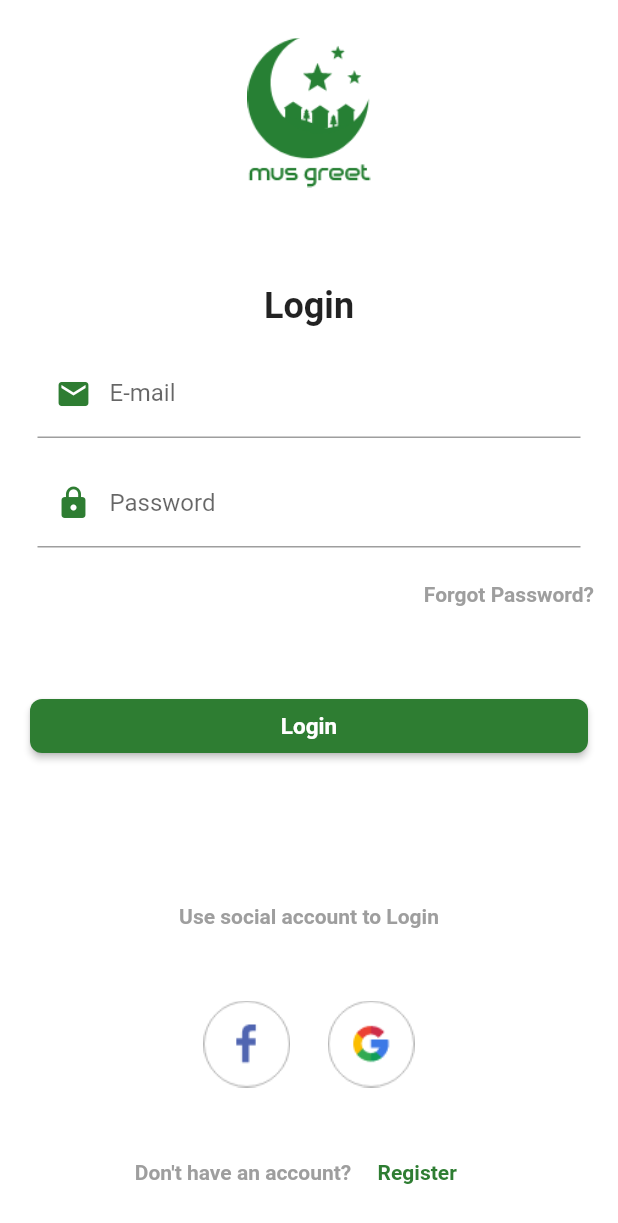
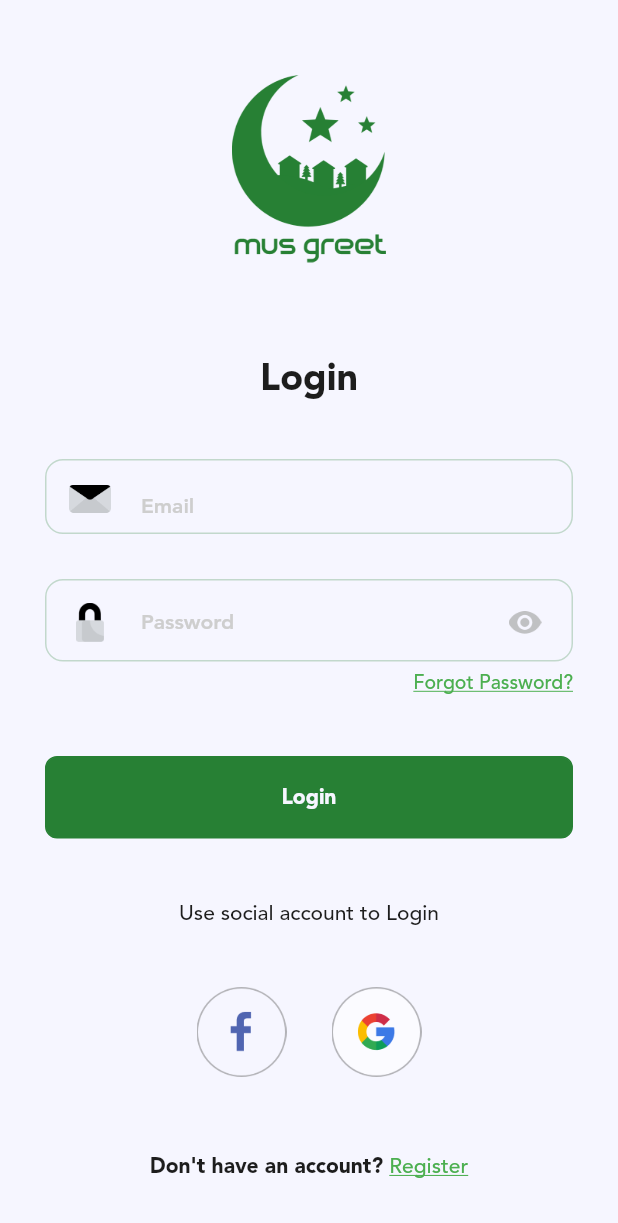
Before and after one commit to venkatbondili/musgreet_phase1, a Flutter app: the SplashScreenThird screen opened directly, after a tap on "Get Started", on a phone screen of 412 x 824 dp. Shown: the top 1223 px of the screen. Run offline on Flutter 3.47's test engine with Material 2 defaults, Android fonts, the phone set to English and light mode, and no system bars; our stand-ins replace dotted_line, flutter_svg, image_picker, preload_page_view, readmore; missing offline and left inert: amplify_api, amplify_auth_cognito, amplify_datastore, amplify_datastore_plugin_interface, amplify_flutter, amplify_storage_s3; accounts and stored records are empty.

Commit message:
Initial commit

```diff
--- a/lib/core/utils/constants.dart
+++ b/lib/core/utils/constants.dart
@@ -21,6 +21,7 @@ class AppColors{
   static const Color green_light = Color(0x40278034);
   static const Color header_black= Color(0xff1d1d1d);
   static const Color white_shade= Color(0xfff2f2f2);
+  static const Color red_shade=Color(0xfffd341c);
 
 }
 const kPrimaryColor = Color(0xFFFF7643);
@@ -211,6 +212,28 @@ class AppTexts {
   static const String SELECT_LANGUAGES = "Select Languages";
   static const String CHOOSE_LANGUAGES = "Choose Languages you can speak";
   static const String FRIEND_REQUEST_MESSAGE = "Hello, I hope you are well. We both are in the same community and have similar interests. Let's connect and grow the community...";
+
+  static const String LOGIN_TEXT="Login";
+  static const String FORGOT_PASSWORD_TEXT="Forgot Password?";
+  static const String PASSWORD_TEXT="Password";
+  static const String SOCIAL_ACCOUNT_TO_LOGIN="Use social account to Login";
+  static const String DO_NOT_HAVE_ACCOUNT="Don't have an account?";
+  static const String REGISTER_TEXT="Register";
+  static const String REGISTRATION_TEXT="Registration";
+  static const String FIRST_NAME="First Name";
+  static const String LAST_NAME="Last Name";
+  static const String RE_ENTER_PASSWORD="Re-Type Password";
+  static const String PASSWORD_DIRECTION="Password should be 8 characters in length, contain one uppercase and one special character";
+  static const String CONTINUE="Continue";
+  static const String HAVE_AN_ACCOUNT="Already have an account?";
+  static const String ENTER_CODE_HINT="Please enter the 6 digit code sent to";
+  static const String TIME_LIMIT_CODE="This code will expire in 30 minutes";
+  static const String RESEND_CODE_TEXT="Resend code";
+  static const String PARENTAL_CONSENT_FORM="Parental consent form";
+  static const String VERIFY_AND_CONTINUE="Verify and continue";
+  static const String VERIFY_EMAIL_TEXT="Verify your Email";
+  static const String CODE_EXPIRED_TEXT="Sorry your code has expired,\nplease click resend code";
+  static const String VERIFY_TEXT="Verify";
 
   static const List<String> INTEREST_BASED_SEARCH=[
     "Interests...",
@@ -579,6 +602,18 @@ class ImageConstants{
   static const String IC_TUITION_AND_CLASSES = "assets/images/tuition_and_classes.png";
   static const String IC_WEDDINGS = "assets/images/weddings.png";
 
+  static const String IC_FACEBOOK = "assets/images/ic_facebook.png";
+  static const String IC_GOOGLE = "assets/images/ic_google.png";
+  static const String IC_INVISIBLE = "assets/images/ic_invisible.png";
+  static const String IC_VISIBLE = "assets/images/ic_visible.png";
+  static const String IC_VERIFIED = "assets/images/ic_verified.png";
+  static const String IC_NON_VERIFIED = "assets/images/ic_non_verified.png";
+  static const String IC_LOGIN_LOGO = "assets/images/ic_login_logo.png";
+  static const String IC_LOCK = "assets/images/ic_lock.png";
+  static const String IC_LOGIN_EMAIL = "assets/images/ic_login_email.png";
+  static const String IC_CHECK = "assets/images/ic_check.png";
+  static const String IC_VERIFY_EMAIL = "assets/images/ic_verify_email.png";
+
 }
 
 class FontConstants {
--- a/lib/core/utils/routes.dart
+++ b/lib/core/utils/routes.dart
@@ -19,6 +19,8 @@ class AppRoutes{
   static const String LANGUAGES_SCREEN="/languages_screen";
   static const String ADD_SKILLS_IMAGES = "/interest_screen/add_skills_images.dart";
   static const String FRIEND_SEARCH="/friend_search";
+  static const String REGISTER="/registration/registration_screen.dart";
+  static const String VERIFYEMAIL="/verify_email_screem/verify_email_screem.dart";
 
 
 
--- /dev/null
+++ b/lib/core/widgets/login_screen_text_field_widget.dart
@@ -0,0 +1,90 @@
+import 'package:flutter/cupertino.dart';
+import 'package:flutter/material.dart';
+import 'package:mus_greet/core/utils/constants.dart';
+import 'package:mus_greet/core/widgets/asset_image_widget.dart';
+
+class LoginScreenTextField extends StatefulWidget {
+  final TextEditingController controller;
+  final String leadingIcon;
+  final String hintText;
+  final String suffixIcon;
+  final bool isPasswordField;
+
+  const LoginScreenTextField({
+    Key key,
+    this.controller,
+    this.leadingIcon,
+    this.hintText,
+    this.suffixIcon,
+    this.isPasswordField = false,
+  }) : super(key: key);
+
+  @override
+  _LoginScreenTextFieldState createState() => _LoginScreenTextFieldState();
+}
+
+class _LoginScreenTextFieldState extends State<LoginScreenTextField> {
+  bool _shouldShowPassword = false;
+
+
+  @override
+  void initState() {
+    super.initState();
+  }
+
+  @override
+  Widget build(BuildContext context) {
+    return Container(
+      alignment: Alignment.centerLeft,
+      height: 50,
+      padding: EdgeInsets.only(left: 15, top: 10, bottom: 12),
+      decoration: BoxDecoration(
+        borderRadius: BorderRadius.circular(12),
+        border: Border.all(color: AppColors.green_light),
+      ),
+      child: TextField(
+        controller: widget.controller,
+        style: TextStyle(
+          fontWeight: FontWeight.bold,
+          fontFamily: FontConstants.FONT,
+          fontSize: 13,
+          color: AppColors.black,
+        ),
+        obscureText: widget.isPasswordField,
+        cursorColor: AppColors.vertical_divider,
+        decoration: InputDecoration(
+          prefixIcon: Padding(
+            padding: EdgeInsetsDirectional.only(start: 0, end: 20, top: 5),
+            child: AssetImageWidget(
+              image: widget.leadingIcon,
+              height: 10,
+              width: 10,
+            ),
+          ),
+          suffixIcon: widget.suffixIcon != null
+              ? GestureDetector(
+                  onTap: () {},
+                  child: Padding(
+                    padding:
+                        EdgeInsetsDirectional.only(start: 6, end: 20, top: 5),
+                    child: AssetImageWidget(
+                      image: widget.suffixIcon,
+                      height: 10,
+                      width: 10,
+                    ),
+                  ),
+                )
+              : null,
+          hintText: widget.hintText,
+          hintStyle: TextStyle(
+            fontSize: 14,
+            fontWeight: FontWeight.w900,
+            color: AppColors.light_grey,
+          ),
+          border: InputBorder.none,
+          contentPadding: EdgeInsetsDirectional.only(bottom: 7),
+        ),
+      ),
+    );
+  }
+}
--- /dev/null
+++ b/lib/core/widgets/password_field_widget.dart
@@ -0,0 +1,100 @@
+import 'package:flutter/material.dart';
+import 'package:mus_greet/core/utils/constants.dart';
+import 'package:mus_greet/core/widgets/asset_image_widget.dart';
+
+class PasswordFieldWidget extends StatefulWidget {
+  final TextEditingController controller;
+  final String leadingIcon;
+  final String hintText;
+  final bool isPasswordField;
+  final bool isSuffix;
+
+  const PasswordFieldWidget(
+      {Key key,
+      this.controller,
+      this.leadingIcon,
+      this.hintText,
+      this.isPasswordField,
+      this.isSuffix = true})
+      : super(key: key);
+
+  @override
+  _PasswordFieldWidgetState createState() => _PasswordFieldWidgetState();
+}
+
+class _PasswordFieldWidgetState extends State<PasswordFieldWidget> {
+  bool _isObscure = true;
+
+  @override
+  void initState() {
+    if (widget.isPasswordField != null) {
+      _isObscure = true;
+    }
+    super.initState();
+  }
+
+  @override
+  Widget build(BuildContext context) {
+    return Container(
+      alignment: Alignment.centerLeft,
+      height: 55,
+      padding: EdgeInsets.only(left: 15, top: 10, bottom: 12),
+      decoration: BoxDecoration(
+        borderRadius: BorderRadius.circular(12),
+        border: Border.all(color: AppColors.green_light),
+      ),
+      child: TextField(
+        controller: widget.controller,
+        style: TextStyle(
+          fontWeight: FontWeight.bold,
+          fontFamily: FontConstants.FONT,
+          fontSize: 13,
+          color: AppColors.black,
+        ),
+        obscureText: _isObscure,
+        cursorColor: AppColors.vertical_divider,
+        decoration: InputDecoration(
+          prefixIcon: Padding(
+            padding: EdgeInsetsDirectional.only(start: 0, end: 20, top: 5),
+            child: AssetImageWidget(
+              image: widget.leadingIcon,
+              height: 10,
+              width: 10,
+            ),
+          ),
+          suffixIcon: widget.isSuffix
+              ? GestureDetector(
+                  onTap: () {
+                    setState(() {
+                      _isObscure = !_isObscure;
+                    });
+                  },
+                  child: Padding(
+                    padding:
+                        EdgeInsetsDirectional.only(start: 6, end: 20, top: 5),
+                    child: AssetImageWidget(
+                      image: _isObscure
+                          ? ImageConstants.IC_INVISIBLE
+                          : ImageConstants.IC_VISIBLE,
+                      height: 10,
+                      width: 10,
+                    ),
+                  ),
+                )
+              : Container(
+                  height: 10,
+                  width: 10,
+                ),
+          hintText: widget.hintText,
+          hintStyle: TextStyle(
+            fontSize: 14,
+            fontWeight: FontWeight.w900,
+            color: AppColors.light_grey,
+          ),
+          border: InputBorder.none,
+          contentPadding: EdgeInsetsDirectional.only(bottom: 7),
+        ),
+      ),
+    );
+  }
+}
--- a/lib/core/widgets/upload_image_bottom_sheet_widget.dart
+++ b/lib/core/widgets/upload_image_bottom_sheet_widget.dart
@@ -45,10 +45,10 @@ class _UploadImageBottomSheetWidgetState
     final picker = ImagePicker();
 
     if (isCamera) {
-      final pickedFile = await picker.getImage(source: ImageSource.camera);
+      //final pickedFile = await picker.getImage(source: ImageSource.camera);
     }
     else {
-      final pickedFile = await picker.getImage(source: ImageSource.gallery);
+      //final pickedFile = await picker.getImage(source: ImageSource.gallery);
     }
 
     setState(() {
--- /dev/null
+++ b/lib/pages/login/login_screen.dart
@@ -0,0 +1,282 @@
+import 'package:flutter/cupertino.dart';
+import 'package:flutter/gestures.dart';
+import 'package:flutter/material.dart';
+import 'package:mus_greet/core/utils/constants.dart';
+import 'package:mus_greet/core/utils/routes.dart';
+import 'package:mus_greet/core/widgets/asset_image_widget.dart';
+import 'package:mus_greet/core/widgets/custom_spacer_widget.dart';
+import 'package:mus_greet/core/widgets/login_screen_text_field_widget.dart';
+import 'package:mus_greet/core/widgets/password_field_widget.dart';
+import 'package:mus_greet/core/widgets/social_media_button_widget.dart';
+import 'package:mus_greet/core/config/navigation.dart';
+
+class LoginScreen extends StatefulWidget {
+  @override
+  _LoginScreenState createState() => _LoginScreenState();
+}
+
+class _LoginScreenState extends State<LoginScreen> {
+  final TextEditingController _emailController = TextEditingController();
+  final TextEditingController _passwordController = TextEditingController();
+
+  @override
+  Widget build(BuildContext context) {
+    return SafeArea(
+      child: Scaffold(
+        backgroundColor: AppColors.white,
+        body: _getBody(),
+      ),
+    );
+  }
+
+  _getBody() {
+    return SingleChildScrollView(
+      child: Container(
+        width: MediaQuery.of(context).size.width,
+        height: MediaQuery.of(context).size.height,
+        padding: EdgeInsets.only(left: 30, right: 30),
+        child: Column(
+          children: [
+            CustomSpacerWidget(
+              height: 50,
+            ),
+            _getLogoAndBack(),
+            CustomSpacerWidget(
+              height: 60,
+            ),
+            _getLoginText(),
+            CustomSpacerWidget(
+              height: 37,
+            ),
+            _getTextField(),
+            CustomSpacerWidget(
+              height: 30,
+            ),
+            _getPasswordField(),
+            CustomSpacerWidget(
+              height: 5,
+            ),
+            _getForgotPasswordText(),
+            CustomSpacerWidget(
+              height: 40,
+            ),
+            _getLoginButton(),
+            CustomSpacerWidget(
+              height: 40,
+            ),
+            _getSocialMediaText(),
+            CustomSpacerWidget(
+              height: 40,
+            ),
+            _getSocialMediaButton(),
+            CustomSpacerWidget(
+              height: 50,
+            ),
+            _getRegisterTextAndButton(),
+          ],
+        ),
+      ),
+    );
+  }
+
+  _getLogoAndBack() {
+    return Container(
+      width: MediaQuery.of(context).size.width,
+      child: AssetImageWidget(
+        image: ImageConstants.IC_LOGIN_LOGO,
+        height: 125,
+        width: 100,
+      ),
+    );
+  }
+
+  _getLoginText() {
+    return Flexible(
+      child: Container(
+        height: 34,
+        child: Text(
+          AppTexts.LOGIN_TEXT,
+          style: TextStyle(
+            fontSize: 25,
+            fontFamily: FontConstants.FONT,
+            fontWeight: FontWeight.bold,
+            color: AppColors.header_black,
+          ),
+        ),
+      ),
+    );
+  }
+
+  _getTextField() {
+    return LoginScreenTextField(
+      leadingIcon: ImageConstants.IC_LOGIN_EMAIL,
+      controller: _emailController,
+      hintText: AppTexts.EMAIL,
+      isPasswordField: false,
+    );
+  }
+
+  _getPasswordField() {
+    return PasswordFieldWidget(
+      leadingIcon: ImageConstants.IC_LOCK,
+      controller: _passwordController,
+      hintText: AppTexts.PASSWORD_TEXT,
+      isPasswordField: true,
+    );
+  }
+
+  _getForgotPasswordText() {
+    return Container(
+      alignment: Alignment.centerRight,
+      width: MediaQuery.of(context).size.width,
+      child: GestureDetector(
+        onTap: () {
+          ///Forgot password
+        },
+        child: Text(
+          AppTexts.FORGOT_PASSWORD_TEXT,
+          style: TextStyle(
+            fontSize: 13,
+            fontFamily: FontConstants.FONT,
+            fontWeight: FontWeight.w500,
+            color: AppColors.green,
+            decoration: TextDecoration.underline,
+          ),
+        ),
+      ),
+    );
+  }
+
+  _getSocialMediaText() {
+    return Container(
+      width: MediaQuery.of(context).size.width,
+      alignment: Alignment.center,
+      child: Text(
+        AppTexts.SOCIAL_ACCOUNT_TO_LOGIN,
+        style: TextStyle(
+          fontSize: 14,
+          fontFamily: FontConstants.FONT,
+          fontWeight: FontWeight.w500,
+          color: AppColors.black,
+        ),
+      ),
+    );
+  }
+
+  _getSocialMediaButton() {
+    return Flexible(
+      child: Container(
+        child: Row(
+          mainAxisAlignment: MainAxisAlignment.center,
+          children: [
+            SocialMediaButtonWidget(
+              callBack: () {
+                //google login
+              },
+              socialMediaIcon: ImageConstants.IC_FACEBOOK,
+            ),
+            CustomSpacerWidget(
+              width: 30,
+            ),
+            SocialMediaButtonWidget(
+              callBack: () {
+                //google login
+              },
+              socialMediaIcon: ImageConstants.IC_GOOGLE,
+            ),
+          ],
+        ),
+      ),
+    );
+  }
+
+  _getLoginButton() {
+    return Flexible(
+      child: LoginAndRegisterScreenButton(
+        text: AppTexts.LOGIN_TEXT,
+        isFilled: true,
+        callBack: () {
+          Navigation.intentWithClearAllRoutes(context, AppRoutes.HOME);
+        },
+      ),
+    );
+  }
+
+  _getRegisterTextAndButton() {
+    return Text.rich(
+      TextSpan(
+          text: AppTexts.DO_NOT_HAVE_ACCOUNT,
+          style: TextStyle(
+            fontWeight: FontWeight.w600,
+            fontFamily: FontConstants.FONT,
+            fontSize: 14,
+            color: AppColors.black,
+          ),
+          children: [
+            TextSpan(
+              text: " ",
+            ),
+            TextSpan(
+              text: AppTexts.REGISTER_TEXT,
+              style: TextStyle(
+                fontSize: 14,
+                fontFamily: FontConstants.FONT,
+                fontWeight: FontWeight.w500,
+                color: AppColors.green,
+                decoration: TextDecoration.underline,
+              ),
+              recognizer: TapGestureRecognizer()..onTap = () => _registerUser(),
+            ),
+          ]),
+    );
+  }
+
+  _registerUser() {
+    ///register user
+    print('register link clicked');
+    Navigation.intentWithClearAllRoutes(context, AppRoutes.REGISTER);
+  }
+}
+
+class LoginAndRegisterScreenButton extends StatefulWidget {
+  final Function callBack;
+  final String text;
+  final bool isFilled;
+  final double radius;
+
+  LoginAndRegisterScreenButton(
+      {this.callBack, this.text, this.isFilled = false, this.radius = 8});
+
+  @override
+  _ActionButtonWidgetState createState() => _ActionButtonWidgetState();
+}
+
+class _ActionButtonWidgetState extends State<LoginAndRegisterScreenButton> {
+  @override
+  Widget build(BuildContext context) {
+    return GestureDetector(
+      onTap: () => widget.callBack(),
+      child: Container(
+        alignment: Alignment.center,
+        width: MediaQuery.of(context).size.width,
+        height: 55,
+        decoration: BoxDecoration(
+          border: Border.all(color: AppColors.background_color),
+          borderRadius: BorderRadius.circular(widget.radius),
+          color: widget.isFilled ? AppColors.background_color : null,
+        ),
+        child: Text(
+          widget.text,
+          textAlign: TextAlign.center,
+          style: TextStyle(
+            fontSize: 14,
+            fontWeight: FontWeight.bold,
+            fontFamily: FontConstants.FONT,
+            color:
+                widget.isFilled ? AppColors.white : AppColors.background_color,
+          ),
+        ),
+      ),
+    );
+  }
+}
--- a/lib/pages/splash_screen/splash_screen.dart
+++ b/lib/pages/splash_screen/splash_screen.dart
@@ -44,6 +44,7 @@ class _SplashScreenState extends State<SplashScreen> {
 class SplashScreenFirst extends StatelessWidget {
   @override
   Widget build(BuildContext context) {
+    print('In splash screen');
     return Scaffold(
         body: Center(
             child: Container(
--- a/lib/pages/splash_screen/splash_screen_third.dart
+++ b/lib/pages/splash_screen/splash_screen_third.dart
@@ -1,8 +1,8 @@
 import 'package:flutter/material.dart';
-import 'package:mus_greet/pages/login/login_page.dart';
+import 'package:mus_greet/pages/login/login_screen.dart';
 //import 'package:musgreet/constants.dart';
 //import 'package:musgreet/size_config.dart';
-//import 'package:musgreet/pages/login_page.dart';
+//import 'package:musgreet/pages/login_screen.dart';
 
 class SplashScreenThird extends StatefulWidget {
   @override
@@ -95,6 +95,6 @@ class _SplashScreenThirdState extends State<SplashScreenThird> {
 
   void _navigateToNextScreen(BuildContext context) {
     Navigator.of(context)
-        .push(MaterialPageRoute(builder: (context) => LoginPage()));
+        .push(MaterialPageRoute(builder: (context) => LoginScreen()));
   }
 }
```
Also changed, not shown: assets/images/ic_check.png (added), assets/images/ic_facebook.png (added), assets/images/ic_google.png (added), assets/images/ic_invisible.png (added), assets/images/ic_lock.png (added), assets/images/ic_login_email.png (added), assets/images/ic_login_logo.png (added), assets/images/ic_non_verified.png (added), assets/images/ic_verified.png (added), assets/images/ic_verify_email.png (added), assets/images/ic_visible.png (added).
